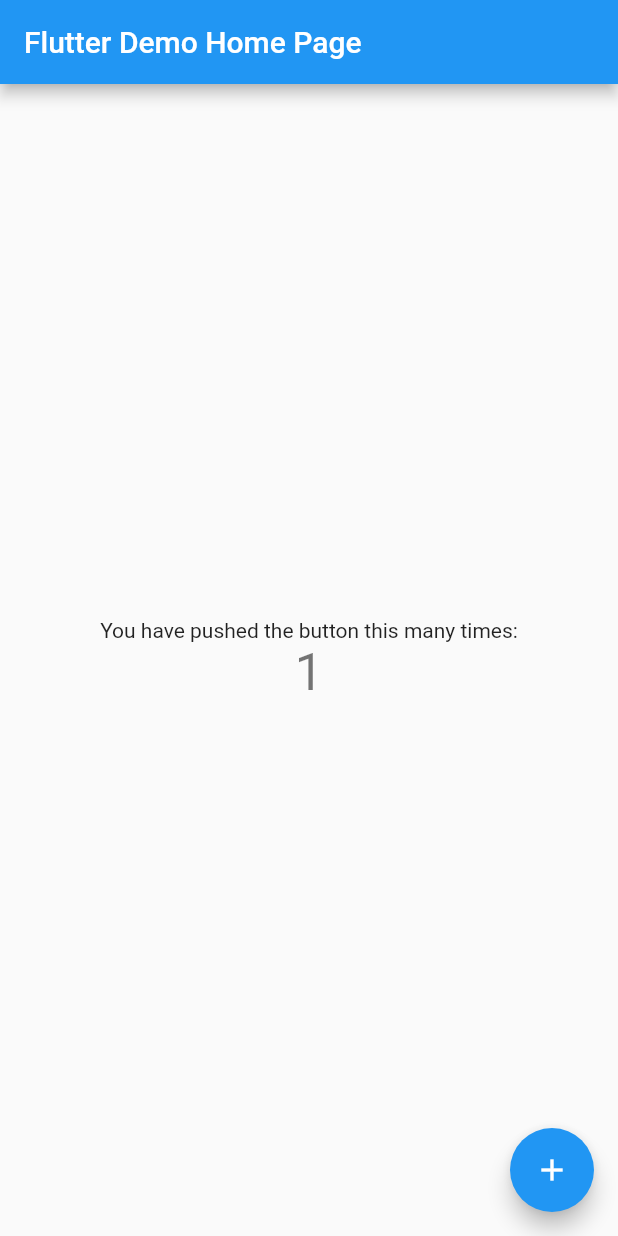
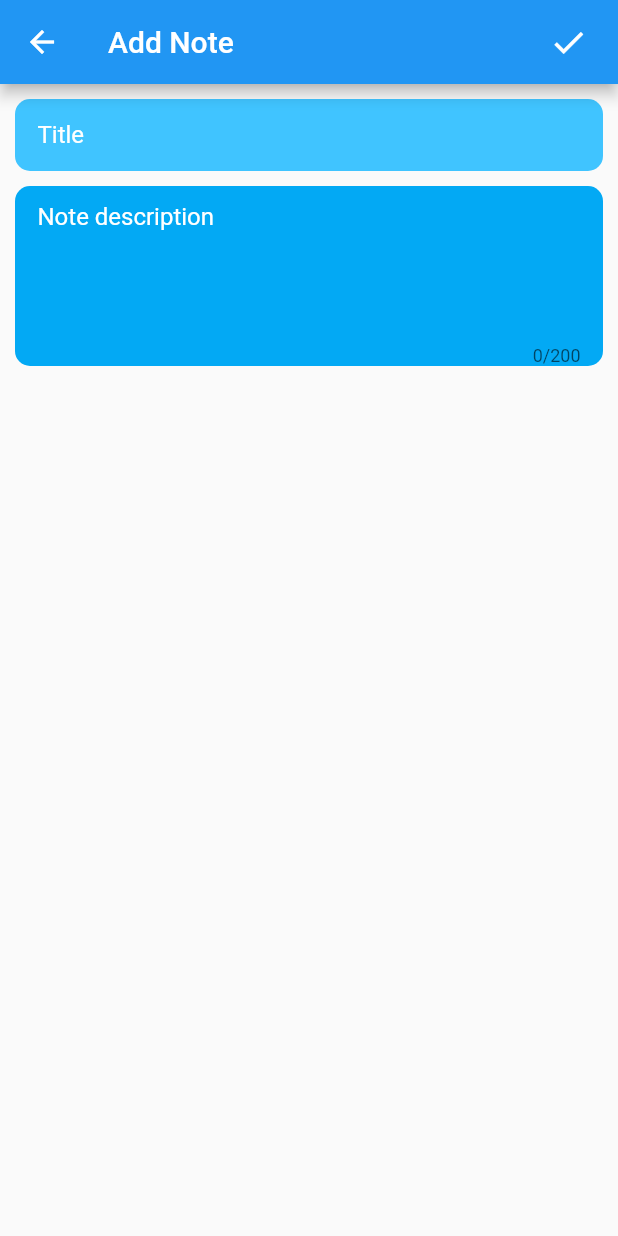
Before and after one commit to amitseervi/FlutterTodoApp, a Flutter app: the screen it shows after launch, after a tap on the "add" icon, on a phone screen of 412 x 824 dp. Run offline on Flutter 3.47's test engine with Material 2 defaults, Android fonts, the phone set to English and light mode, and no system bars; our stand-ins replace sqflite; accounts and stored records are empty.

Commit message:
Intitializing todo app in flutter

```diff
--- /dev/null
+++ b/lib/AddItemPage.dart
@@ -0,0 +1,151 @@
+import 'package:flutter/cupertino.dart';
+import 'package:flutter/material.dart';
+import 'package:fluttertodoapp/model/TodoEntity.dart';
+
+class AddItemPage extends StatefulWidget {
+  @override
+  State<StatefulWidget> createState() {
+    return AddItemPageState();
+  }
+}
+
+class AddItemPageState extends State<AddItemPage> {
+  @override
+  Widget build(BuildContext context) {
+    AddNoteContentForm noteContentForm = AddNoteContentForm();
+    return WillPopScope(
+        child: Scaffold(
+          appBar: AppBar(
+            title: Text("Add Note"),
+            actions: <Widget>[
+              Padding(
+                  padding: EdgeInsets.only(right: 20.0),
+                  child: GestureDetector(
+                    onTap: () {
+                      Navigator.pop(context, noteContentForm.getTodoEntity());
+                    },
+                    child: Icon(
+                      Icons.check,
+                      size: 26.0,
+                    ),
+                  ))
+            ],
+          ),
+          body: noteContentForm,
+        ),
+        onWillPop: _onBackPressed);
+  }
+
+  Future<bool> _onBackPressed() {
+    return showDialog(
+        context: this.context, child: createAlertDialog(this.context));
+  }
+
+  createAlertDialog(BuildContext context) {
+    return AlertDialog(
+      title: Text("Exit"),
+      content: Text("Do you want to discard changes"),
+      actions: <Widget>[
+        MaterialButton(
+          onPressed: () {
+            Navigator.pop(context);
+            Navigator.pop(context);
+          },
+          elevation: 4.0,
+          child: Text("Yes"),
+        ),
+        MaterialButton(
+          onPressed: () {
+            //Navigator.pop(context);
+            Navigator.pop(context);
+          },
+          elevation: 4.0,
+          child: Text("No"),
+        ),
+      ],
+    );
+  }
+}
+
+class AddNoteContentForm extends StatefulWidget {
+  final state = _MyCustomFormState();
+
+  TodoEntity getTodoEntity() {
+    String title = state.titleController.text.trim().toString();
+    String content = state.contentController.text.trim().toString();
+    if (title.isEmpty) {
+      title = "Empty Title";
+    }
+    return TodoEntity(title: title, content: content);
+  }
+
+  @override
+  State<StatefulWidget> createState() {
+    return state;
+  }
+}
+
+class _MyCustomFormState extends State<AddNoteContentForm> {
+  // Create a text controller and use it to retrieve the current value
+  // of the TextField.
+  final titleController = TextEditingController();
+  final contentController = TextEditingController();
+
+  @override
+  void dispose() {
+    // Clean up the controller when the widget is disposed.
+    titleController.dispose();
+    contentController.dispose();
+    super.dispose();
+  }
+
+  @override
+  Widget build(BuildContext context) {
+    return ListView(
+      children: <Widget>[
+        Container(
+          decoration: BoxDecoration(
+              color: Colors.lightBlueAccent,
+              borderRadius: BorderRadius.circular(10)),
+          margin: EdgeInsets.only(left: 10, right: 10, top: 10, bottom: 5),
+          child: TextField(
+            autocorrect: true,
+            enableSuggestions: true,
+            controller: titleController,
+            minLines: 1,
+            style: TextStyle(color: Colors.white),
+            decoration: InputDecoration(
+              border: InputBorder.none,
+              contentPadding:
+                  EdgeInsets.only(left: 15, bottom: 11, top: 11, right: 15),
+              hintText: "Title",
+              hintStyle: TextStyle(color: Colors.white),
+            ),
+          ),
+        ),
+        Container(
+          decoration: BoxDecoration(
+              color: Colors.lightBlue, borderRadius: BorderRadius.circular(10)),
+          margin: EdgeInsets.only(left: 10, right: 10, top: 5),
+          child: TextField(
+            autocorrect: true,
+            enableSuggestions: true,
+            minLines: 4,
+            maxLength: 200,
+            maxLengthEnforced: true,
+            controller: contentController,
+            maxLines: 10,
+            style: TextStyle(color: Colors.white),
+            decoration: InputDecoration(
+              border: InputBorder.none,
+              contentPadding:
+                  EdgeInsets.only(left: 15, bottom: 11, top: 11, right: 15),
+              hintText: "Note description",
+              hintStyle: TextStyle(color: Colors.white),
+            ),
+          ),
+        ),
+      ],
+    );
+  }
+}
--- /dev/null
+++ b/lib/HomePage.dart
@@ -0,0 +1,112 @@
+import 'package:flutter/material.dart';
+import 'package:fluttertodoapp/AddItemPage.dart';
+import 'package:fluttertodoapp/model/TodoEntity.dart';
+import 'package:fluttertodoapp/model/database_helper.dart';
+import 'package:fluttertodoapp/todolist/todo_item.dart';
+
+class MyHomePage extends StatelessWidget {
+  MyHomePage({Key key, this.title}) : super(key: key);
+
+  final String title;
+  MyTodoList todoList;
+
+  @override
+  Widget build(BuildContext context) {
+    todoList = MyTodoList();
+    return Scaffold(
+      appBar: AppBar(
+        title: Text(title),
+      ),
+      body: todoList,
+      floatingActionButton: FloatingActionButton(
+        onPressed: () {
+          print("on add button clicked");
+          _onAddButtonClicked(context);
+        },
+        child: Icon(Icons.add),
+        backgroundColor: Colors.blueAccent,
+      ),
+    );
+  }
+
+  _onAddButtonClicked(BuildContext context) async {
+    final result = await Navigator.push(
+      context,
+      MaterialPageRoute(builder: (context) => AddItemPage()),
+    );
+    todoList.addTodoEntity(result);
+  }
+}
+
+class MyTodoList extends StatefulWidget {
+  DatabaseHelper db = DatabaseHelper.instance;
+  _MyTodoListState state;
+
+  void addTodoEntity(TodoEntity entity) {
+    if (state != null) {
+      state.appendItem(entity);
+    }
+  }
+
+  @override
+  State<StatefulWidget> createState() {
+    state = _MyTodoListState();
+    return state;
+  }
+}
+
+class _MyTodoListState extends State<MyTodoList> {
+  List<TodoEntity> items = [];
+
+  @override
+  void initState() {
+    widget.db.queryAllRows().then((items) => {
+          setState(() {
+            this.items.clear();
+            this.items.addAll(items.map((e) => TodoEntity.fromMap(e)).toList());
+          })
+        });
+  }
+
+  void appendItem(TodoEntity entity) {
+    Future<int> insert = widget.db.insert(entity);
+    insert.then((value) => {
+          if (value > 0)
+            {
+              setState(() {
+                this.items.add(entity);
+              })
+            }
+          else
+            {print("Item is not inserted")}
+        });
+  }
+
+  @override
+  Widget build(BuildContext context) {
+    return FutureBuilder(
+      future: widget.db.queryAllRows(),
+      initialData: List(),
+      builder: (context, snapshot) {
+        return snapshot.hasData
+            ? ListView.builder(
+                itemBuilder: (ctx, position) {
+                  final TodoEntity item =
+                      TodoEntity.fromMap(snapshot.data[position]);
+                  return Card(
+                    child: Padding(
+                      padding: EdgeInsets.all(16),
+                      child: TodoItem(item),
+                    ),
+                  );
+                },
+                itemCount:
+                    snapshot.hasData ? (snapshot.data as List).length : 0,
+              )
+            : Center(
+                child: CircularProgressIndicator(),
+              );
+      },
+    );
+  }
+}
--- a/lib/main.dart
+++ b/lib/main.dart
@@ -1,4 +1,6 @@
 import 'package:flutter/material.dart';
+
+import 'HomePage.dart';
 
 void main() {
   runApp(MyApp());
@@ -9,109 +11,12 @@ class MyApp extends StatelessWidget {
   @override
   Widget build(BuildContext context) {
     return MaterialApp(
-      title: 'Flutter Demo',
+      title: 'Todo Notes',
       theme: ThemeData(
-        // This is the theme of your application.
-        //
-        // Try running your application with "flutter run". You'll see the
-        // application has a blue toolbar. Then, without quitting the app, try
-        // changing the primarySwatch below to Colors.green and then invoke
-        // "hot reload" (press "r" in the console where you ran "flutter run",
-        // or simply save your changes to "hot reload" in a Flutter IDE).
-        // Notice that the counter didn't reset back to zero; the application
-        // is not restarted.
         primarySwatch: Colors.blue,
-        // This makes the visual density adapt to the platform that you run
-        // the app on. For desktop platforms, the controls will be smaller and
-        // closer together (more dense) than on mobile platforms.
         visualDensity: VisualDensity.adaptivePlatformDensity,
       ),
-      home: MyHomePage(title: 'Flutter Demo Home Page'),
+      home: MyHomePage(title: 'Todo Notes'),
     );
   }
 }
-
-class MyHomePage extends StatefulWidget {
-  MyHomePage({Key key, this.title}) : super(key: key);
-
-  // This widget is the home page of your application. It is stateful, meaning
-  // that it has a State object (defined below) that contains fields that affect
-  // how it looks.
-
-  // This class is the configuration for the state. It holds the values (in this
-  // case the title) provided by the parent (in this case the App widget) and
-  // used by the build method of the State. Fields in a Widget subclass are
-  // always marked "final".
-
-  final String title;
-
-  @override
-  _MyHomePageState createState() => _MyHomePageState();
-}
-
-class _MyHomePageState extends State<MyHomePage> {
-  int _counter = 0;
-
-  void _incrementCounter() {
-    setState(() {
-      // This call to setState tells the Flutter framework that something has
-      // changed in this State, which causes it to rerun the build method below
-      // so that the display can reflect the updated values. If we changed
-      // _counter without calling setState(), then the build method would not be
-      // called again, and so nothing would appear to happen.
-      _counter++;
-    });
-  }
-
-  @override
-  Widget build(BuildContext context) {
-    // This method is rerun every time setState is called, for instance as done
-    // by the _incrementCounter method above.
-    //
-    // The Flutter framework has been optimized to make rerunning build methods
-    // fast, so that you can just rebuild anything that needs updating rather
-    // than having to individually change instances of widgets.
-    return Scaffold(
-      appBar: AppBar(
-        // Here we take the value from the MyHomePage object that was created by
-        // the App.build method, and use it to set our appbar title.
-        title: Text(widget.title),
-      ),
-      body: Center(
-        // Center is a layout widget. It takes a single child and positions it
-        // in the middle of the parent.
-        child: Column(
-          // Column is also a layout widget. It takes a list of children and
-          // arranges them vertically. By default, it sizes itself to fit its
-          // children horizontally, and tries to be as tall as its parent.
-          //
-          // Invoke "debug painting" (press "p" in the console, choose the
-          // "Toggle Debug Paint" action from the Flutter Inspector in Android
-          // Studio, or the "Toggle Debug Paint" command in Visual Studio Code)
-          // to see the wireframe for each widget.
-          //
-          // Column has various properties to control how it sizes itself and
-          // how it positions its children. Here we use mainAxisAlignment to
-          // center the children vertically; the main axis here is the vertical
-          // axis because Columns are vertical (the cross axis would be
-          // horizontal).
-          mainAxisAlignment: MainAxisAlignment.center,
-          children: <Widget>[
-            Text(
-              'You have pushed the button this many times:',
-            ),
-            Text(
-              '$_counter',
-              style: Theme.of(context).textTheme.headline4,
-            ),
-          ],
-        ),
-      ),
-      floatingActionButton: FloatingActionButton(
-        onPressed: _incrementCounter,
-        tooltip: 'Increment',
-        child: Icon(Icons.add),
-      ), // This trailing comma makes auto-formatting nicer for build methods.
-    );
-  }
-}
--- /dev/null
+++ b/lib/model/TodoEntity.dart
@@ -0,0 +1,21 @@
+class TodoEntity {
+  final int id;
+  final String title;
+  final String content;
+
+  TodoEntity({this.id, this.title, this.content});
+
+  Map<String, dynamic> toMap() {
+    return {'id': id, 'title': title, 'content': content};
+  }
+
+  static TodoEntity fromMap(Map<String, dynamic> map) {
+    return TodoEntity(
+        id: map['id'], title: map['title'], content: map['content']);
+  }
+
+  @override
+  String toString() {
+    return 'TodoEntity{id: $id, title: $title, content: $content}';
+  }
+}
--- /dev/null
+++ b/lib/model/database_helper.dart
@@ -0,0 +1,76 @@
+import 'dart:async';
+
+import 'package:fluttertodoapp/model/TodoEntity.dart';
+import 'package:path/path.dart';
+import 'package:sqflite/sqflite.dart';
+
+class DatabaseHelper {
+  static final _databaseName = "sample.db";
+  static final _databaseVersion = 1;
+
+  static final table = 'todo_items';
+
+  static final columnId = 'id';
+  static final columnTitle = 'title';
+  static final columnContent = 'content';
+
+  // make this a singleton class
+  DatabaseHelper._privateConstructor();
+
+  static final DatabaseHelper instance = DatabaseHelper._privateConstructor();
+
+  // only have a single app-wide reference to the database
+  static Database _database;
+
+  Future<Database> get database async {
+    if (_database != null) return _database;
+    // lazily instantiate the db the first time it is accessed
+    _database = await _initDatabase();
+    return _database;
+  }
+
+  // this opens the database (and creates it if it doesn't exist)
+  _initDatabase() async {
+    String path = join(await getDatabasesPath(), _databaseName);
+    return await openDatabase(path,
+        version: _databaseVersion, onCreate: _onCreate);
+  }
+
+  // SQL code to create the database table
+  Future _onCreate(Database db, int version) async {
+    await db.execute('''
+          CREATE TABLE $table (
+            $columnId INTEGER PRIMARY KEY AUTOINCREMENT,
+            $columnTitle TEXT NOT NULL,
+            $columnContent TEXT
+          )
+          ''');
+  }
+
+  Future<int> insert(TodoEntity entity) async {
+    Database db = await instance.database;
+    return await db.insert(table, entity.toMap());
+  }
+
+  Future<List<Map<String, dynamic>>> queryAllRows() async {
+    Database db = await instance.database;
+    return await db.query(table);
+  }
+
+  Future<int> queryRowCount() async {
+    Database db = await instance.database;
+    return Sqflite.firstIntValue(
+        await db.rawQuery('SELECT COUNT(*) FROM $table'));
+  }
+
+  Future<int> update(TodoEntity entity) async {
+    Database db = await instance.database;
+    return await db.update(table, entity.toMap(),
+        where: '$columnId = ?', whereArgs: [entity.id]);
+  }
+
+  Future<int> delete(int id) async {
+    Database db = await instance.database;
+    return await db.delete(table, where: '$columnId = ?', whereArgs: [id]);
+  }
+}
--- a/pubspec.yaml
+++ b/pubspec.yaml
@@ -23,6 +23,8 @@ environment:
 dependencies:
   flutter:
     sdk: flutter
+  sqflite: 1.3.0
+  path_provider: 1.6.8
 
 
   # The following adds the Cupertino Icons font to your application.
```
Also changed, not shown: lib/todolist/todo_item.dart (added, +21 -0 lines), pubspec.lock, 2 other files.
